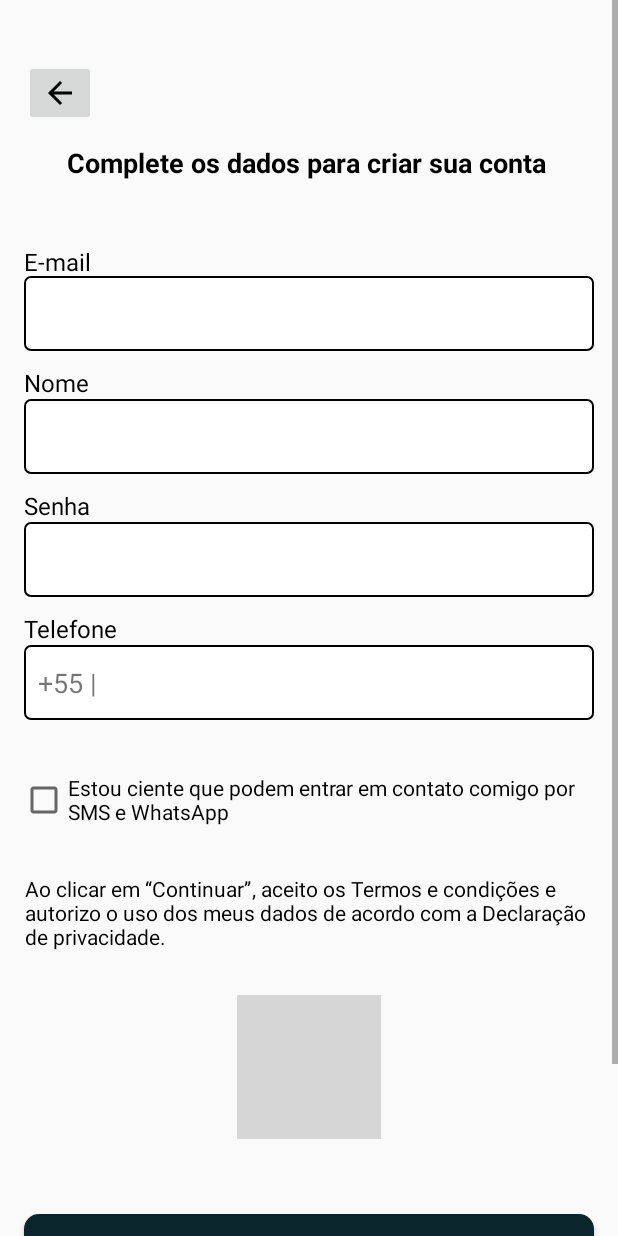
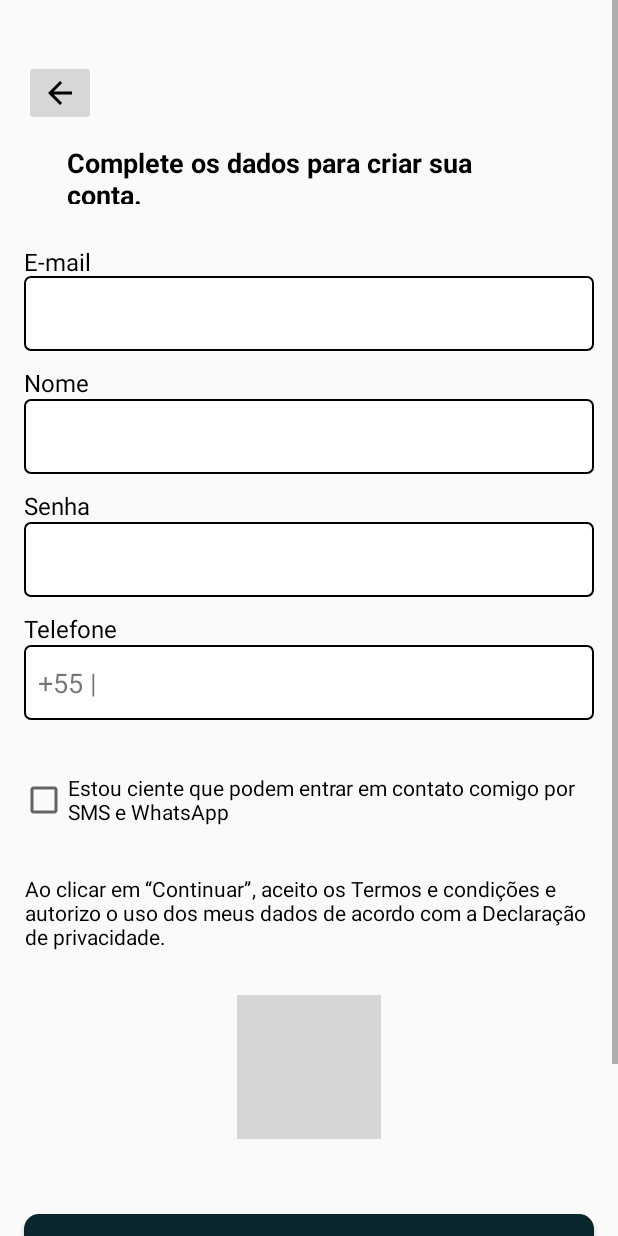
Before and after one commit to ConstrooConecta/cc-mobile-2o, an Android app: the TelaCadastro1 screen opened directly, with no data from a screen before it, on a phone screen of 412 x 824 dp. Run offline under Robolectric (Android 15) with nearby library versions, the phone set to English and light mode, and no system bars; 1 statement that could not run was skipped; grey boxes are pictures that could not be loaded.

```diff
--- a/app/src/main/res/layout/activity_tela_cadastro1.xml
+++ b/app/src/main/res/layout/activity_tela_cadastro1.xml
@@ -8,12 +8,13 @@
     <androidx.constraintlayout.widget.ConstraintLayout
         android:layout_width="match_parent"
         android:layout_height="wrap_content">
+
         <TextView
             android:id="@+id/textView4"
             android:layout_width="323dp"
             android:layout_height="40dp"
             android:layout_marginTop="96dp"
-            android:text="Complete os dados para criar sua conta"
+            android:text="Complete os dados para criar sua conta."
             android:textColor="#000000"
             android:textSize="18sp"
             android:textStyle="bold"
```
